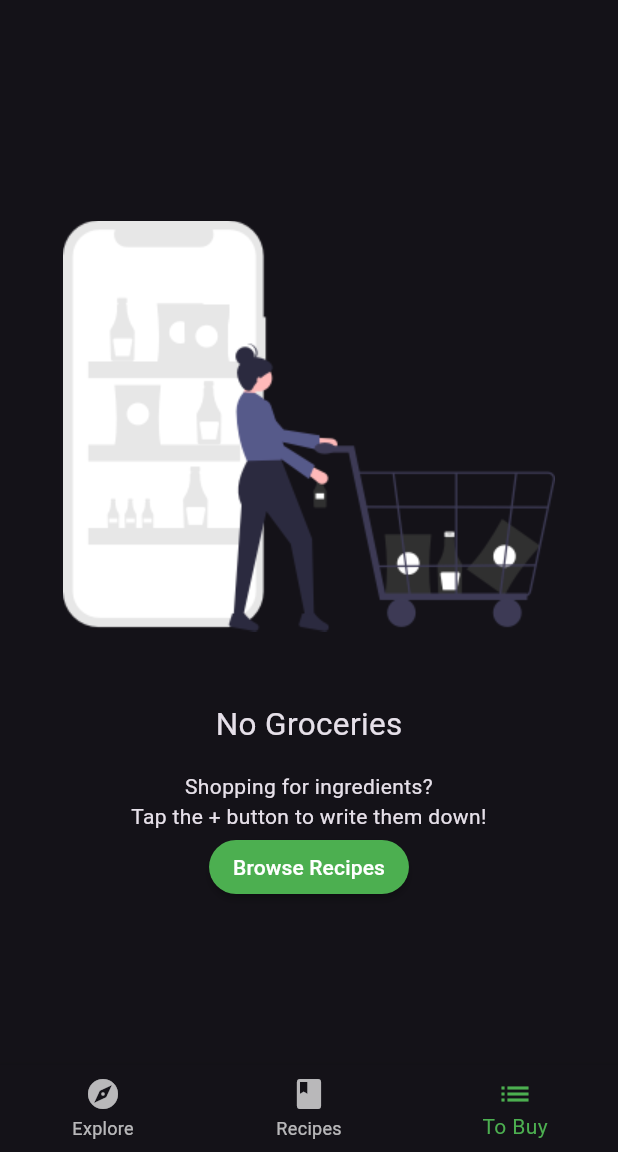
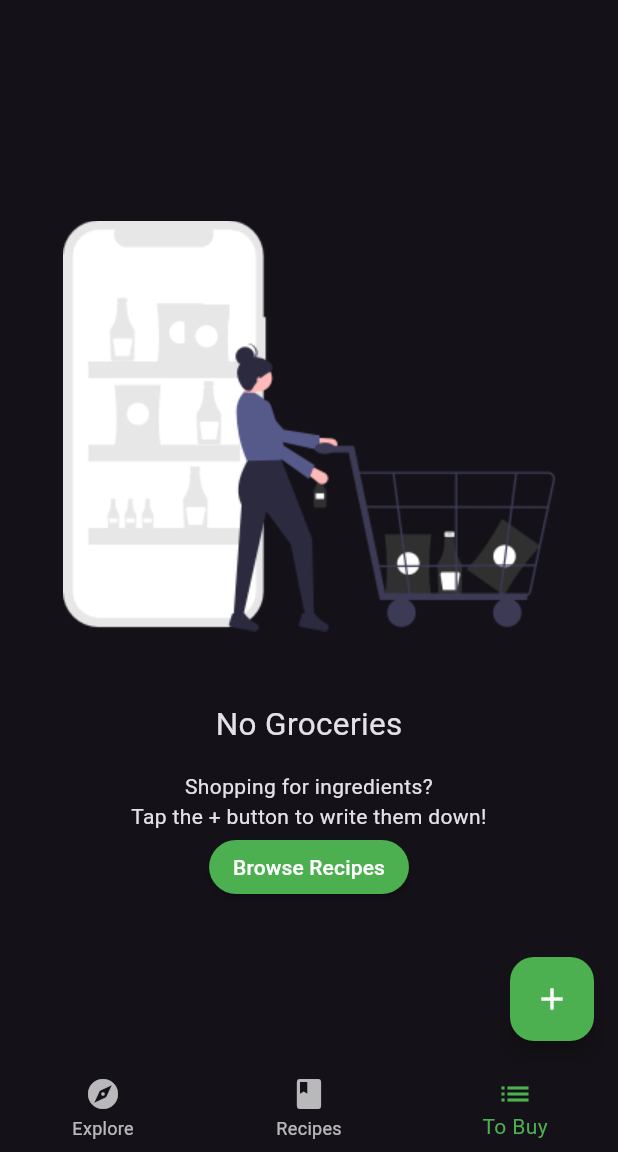
Before and after one commit to oladejomubarak/Fooderlich, a Flutter app: the screen it shows after launch, item 3 of the bottom bar chosen, on a phone screen of 412 x 824 dp, the part 84-1236 px from its top. Run offline on Flutter 3.47's test engine with Material 3 defaults, Android fonts, the phone set to English and light mode, and no system bars; our stand-ins replace google_fonts.

Commit message:
working on recipes TODO list

```diff
--- a/lib/main.dart
+++ b/lib/main.dart
@@ -28,6 +28,7 @@ class Fooderlich extends StatelessWidget {
           // 2
           ChangeNotifierProvider(create: (context) => TabManager(),),
           // TODO 10: Add GroceryManager Provider
+          ChangeNotifierProvider(create: (context) => GroceryManager(),),
         ],
         child: const Home(),),
       // 4
--- a/lib/models/grocery_item.dart
+++ b/lib/models/grocery_item.dart
@@ -12,12 +12,12 @@ class GroceryItem {
   final DateTime? date;
   final bool? isComplete;
   GroceryItem(
-      {this.id,
-  this.name,
-  this.importance,
-  this.color,
-  this.quantity,
-  this.date,
+      { required this.id,
+        required this.name,
+        required this.importance,
+        required this.color,
+        required this.quantity,
+        required this.date,
         this.isComplete = false});
   // 4
   GroceryItem copyWith(
--- a/lib/models/models.dart
+++ b/lib/models/models.dart
@@ -4,3 +4,4 @@ export 'simple_recipe.dart';
 export 'explore_data.dart';
 export 'grocery_item.dart';
 export 'tab_manager.dart';
+export 'grocery_manager.dart';
--- a/lib/screens/grocery_screen.dart
+++ b/lib/screens/grocery_screen.dart
@@ -1,10 +1,45 @@
 import 'package:flutter/material.dart';
 import 'empty_grocery_screen.dart';
+import 'package:provider/provider.dart';
+import '../models/models.dart';
+
 class GroceryScreen extends StatelessWidget {
   const GroceryScreen({Key? key}) : super(key: key);
+
   @override
   Widget build(BuildContext context) {
     // TODO 2: Replace with EmptyGroceryScreen
-    return const EmptyGroceryScreen();
+   // return const EmptyGroceryScreen();
+    // 5
+    return Scaffold(
+      // 6
+      floatingActionButton: FloatingActionButton(
+        child: const Icon(Icons.add),
+        onPressed: () {
+          // TODO 11: Present GroceryItemScreen
+        },),
+      // 7
+      body: buildGroceryScreen(),);
   }
+  Widget buildGroceryScreen() {
+    // 1
+    return Consumer<GroceryManager>(
+      // 2
+      builder: (context, manager, child) {
+        // 3
+        if (manager.groceryItems.isNotEmpty) {
+          // TODO 25: Add GroceryListScreen
+          return Container();
+        } else {
+
+          // 4
+          return const EmptyGroceryScreen();
+        }
+      },
+
+
+    );
+
+  }
+
 }
```
